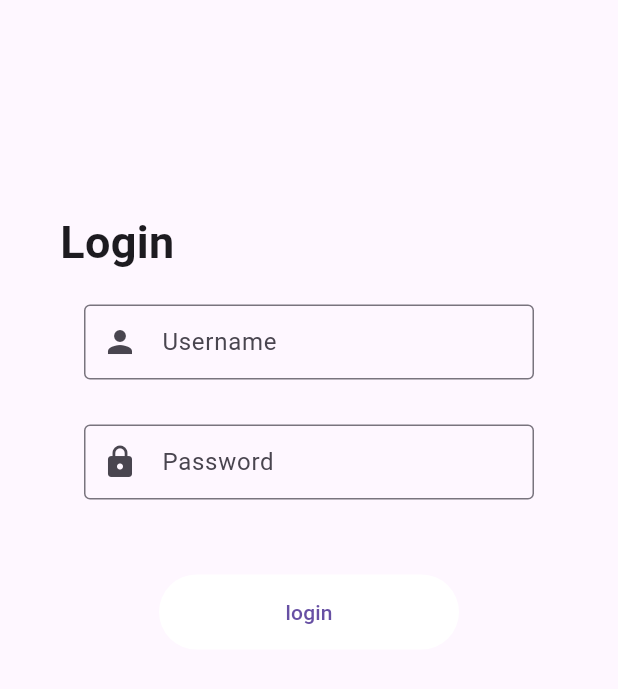
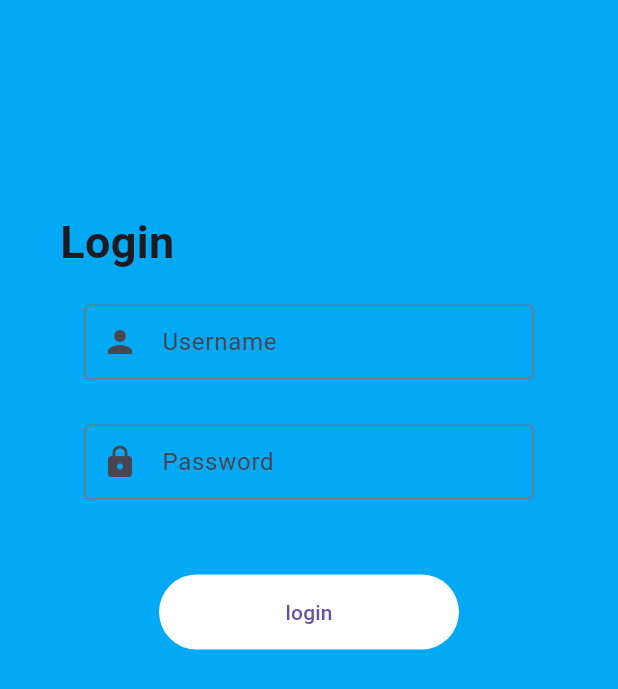
Before and after one commit to apillay1992/QuizWhiz, a Flutter app: the LoginPage screen opened directly, on a phone screen of 412 x 824 dp. Shown: the top 689 px of the screen. Run offline on Flutter 3.47's test engine with Material 3 defaults, Android fonts, the phone set to English and light mode, and no system bars.

Commit message:
moved the scaffold from the stateless widget to the stateful widget

```diff
--- a/lib/main.dart
+++ b/lib/main.dart
@@ -11,12 +11,7 @@ class MyApp extends StatelessWidget {
   Widget build(BuildContext context) {
     return const MaterialApp(
       debugShowCheckedModeBanner: false,
-      home: SafeArea(
-        child: Scaffold(
-          backgroundColor: Colors.lightBlue,
-          body: LoginPage(),
-        ),
-      ),
+      home: LoginPage()
     );
   }
 }
@@ -31,7 +26,9 @@ class LoginPage extends StatefulWidget {
 class _LoginPageState extends State<LoginPage> {
   @override
   Widget build(BuildContext context) {
-    return Center(
+    return Scaffold(
+      backgroundColor: Colors.lightBlue,
+      body: Center(
           child: Column(
               children: [
                 const SizedBox(
@@ -96,6 +93,7 @@ class _LoginPageState extends State<LoginPage> {
                 ),
               ]
           )
+      ),
     );
   }
 }
```
Lines whose indentation alone changed are shown as unchanged.
